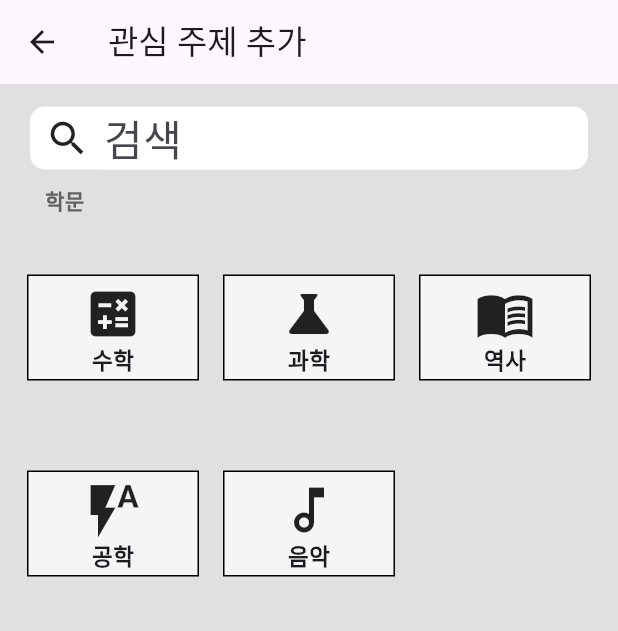
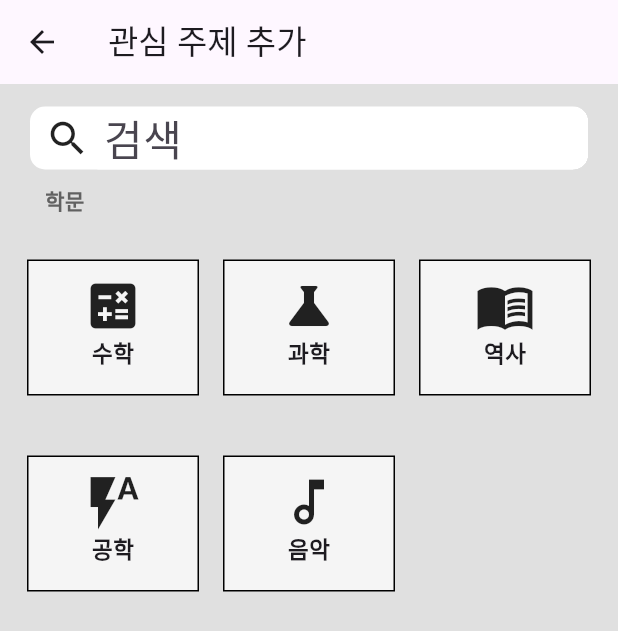
Before and after one commit to hatoruday/wordChat, a Flutter app: the CategoryScreen screen opened by its route, on a phone screen of 412 x 824 dp. Shown: the top 631 px of the screen. Run offline on Flutter 3.47's test engine with Material 2 defaults, Android fonts, the phone set to English and light mode, and no system bars; our stand-ins replace shared_preferences, velocity_x; missing offline and left inert: chat_gpt_sdk; accounts and stored records are empty.

Commit message:
1.0 bug modigy

```diff
--- a/lib/models/category_box.dart
+++ b/lib/models/category_box.dart
@@ -86,13 +86,13 @@ class _CategoryBoxState extends State<CategoryBox> {
         }
       },
       child: Padding(
-        padding: const EdgeInsets.symmetric(horizontal: 8, vertical: 30),
+        padding: const EdgeInsets.symmetric(horizontal: 8, vertical: 20),
         child: Container(
           decoration: BoxDecoration(
               color: isSelected ? Colors.grey[700] : Colors.grey[100],
               border: Border.all(color: Colors.black)),
           child: Padding(
-            padding: const EdgeInsets.symmetric(vertical: 5, horizontal: 5),
+            padding: const EdgeInsets.symmetric(vertical: 10, horizontal: 3),
             child: Center(
               child: Column(
                 children: [
```
Also changed, not shown: lib/screens/home_screen.dart (+12 -6 lines).
